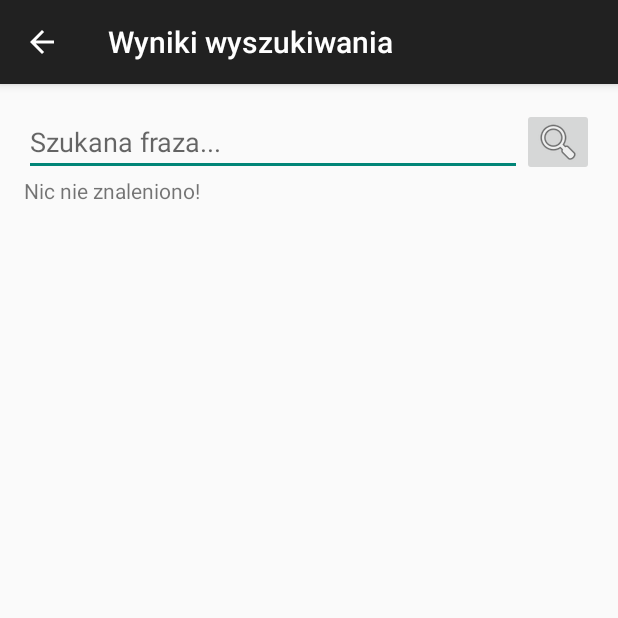
After one commit to Machina123/ShoppingTest, an Android app: the GetProductsByName screen opened directly, with no data from a screen before it, on a phone screen of 412 x 824 dp, the top half of it. The commit adds this screen. Run offline under Robolectric (Android 15) with nearby library versions, the phone set to English and light mode, and no system bars.

Commit message:
Search working

```diff
--- a/app/src/main/java/com/pcinnovations/shoppingtest/AddProduct.java
+++ b/app/src/main/java/com/pcinnovations/shoppingtest/AddProduct.java
@@ -22,6 +22,7 @@ import org.w3c.dom.Text;
 public class AddProduct extends ActionBarActivity implements OnClickListener {
 
     private Button btnInitiateScan;
+    private Button btnFindByName;
     private TextView lastScanned;
     private TextView barcodeApp;
     public String lastCode;
@@ -32,6 +33,7 @@ public class AddProduct extends ActionBarActivity implements OnClickListener {
         setContentView(R.layout.activity_add_product);
         getSupportActionBar().setTitle(R.string.menu_add_product);
         btnInitiateScan = (Button) findViewById(R.id.btnAddProdScanCode);
+        btnFindByName = (Button)findViewById(R.id.btnAddProdEnterName);
         lastScanned = (TextView) findViewById(R.id.textLastScanned);
         barcodeApp = (TextView) findViewById(R.id.txtBarcodeApp);
         if(savedInstanceState != null) {
@@ -40,6 +42,7 @@ public class AddProduct extends ActionBarActivity implements OnClickListener {
         if(lastCode != null) lastScanned.setText(getString(R.string.label_last_product) + " " + lastCode);
         btnInitiateScan.setOnClickListener(this);
         barcodeApp.setOnClickListener(this);
+        btnFindByName.setOnClickListener(this);
     }
 
     @Override
@@ -74,6 +77,9 @@ public class AddProduct extends ActionBarActivity implements OnClickListener {
                             .show();
                 }
                 break;
+            case R.id.btnAddProdEnterName:
+                Intent newWindow = new Intent(AddProduct.this, GetProductsByName.class);
+                startActivity(newWindow);
         }
 
     }
--- /dev/null
+++ b/app/src/main/res/layout/activity_get_products_by_name.xml
@@ -0,0 +1,55 @@
+<RelativeLayout xmlns:android="http://schemas.android.com/apk/res/android"
+    xmlns:tools="http://schemas.android.com/tools" android:layout_width="match_parent"
+    android:layout_height="match_parent" android:paddingLeft="@dimen/activity_horizontal_margin"
+    android:paddingRight="@dimen/activity_horizontal_margin"
+    android:paddingTop="@dimen/activity_vertical_margin"
+    android:paddingBottom="@dimen/activity_vertical_margin"
+    tools:context="com.pcinnovations.shoppingtest.GetProductsByName">
+
+    <LinearLayout
+        android:orientation="vertical"
+        android:layout_width="fill_parent"
+        android:layout_height="fill_parent"
+        android:layout_alignParentTop="true"
+        android:layout_alignParentLeft="true"
+        android:layout_alignParentStart="true">
+
+        <RelativeLayout
+            android:layout_width="fill_parent"
+            android:layout_height="wrap_content">
+
+            <EditText
+                android:layout_width="wrap_content"
+                android:layout_height="wrap_content"
+                android:id="@+id/txtSearch"
+                android:layout_gravity="top|left"
+                android:hint="@string/text_hint_enter_phrase"
+                android:maxLines="1"
+                android:layout_alignParentTop="true"
+                android:layout_alignParentLeft="true"
+                android:layout_alignParentStart="true"
+                android:layout_toLeftOf="@+id/btnSearch" />
+
+            <ImageButton
+                android:layout_width="48dp"
+                android:layout_height="wrap_content"
+                android:id="@+id/btnSearch"
+                android:src="@android:drawable/ic_menu_search"
+                android:layout_alignBottom="@+id/txtSearch"
+                android:layout_alignParentRight="true"
+                android:layout_alignParentEnd="true" />
+        </RelativeLayout>
+
+        <TextView
+            android:layout_width="wrap_content"
+            android:layout_height="wrap_content"
+            android:textAppearance="?android:attr/textAppearanceSmall"
+            android:text="Nic nie znaleniono!"
+            android:id="@+id/txtItems" />
+
+        <ListView
+            android:layout_width="wrap_content"
+            android:layout_height="wrap_content"
+            android:id="@+id/listProds" />
+    </LinearLayout>
+</RelativeLayout>
--- a/app/src/main/res/values/strings.xml
+++ b/app/src/main/res/values/strings.xml
@@ -32,5 +32,8 @@
     <string name="title_activity_find_product_by_code">FindProducyByCodeActivity</string>
     <string name="title_activity_find_producy_by_code">FindProducyByCodeActivity</string>
 
-    <string name="title_scan_results">Wyniki skanowania</string>
+    <string name="title_scan_results">Wyniki wyszukiwania</string>
+    <string name="title_activity_get_products_by_name">GetProductsByName</string>
+    <string name="button_search">Szukaj</string>
+    <string name="text_hint_enter_phrase">Szukana fraza...</string>
 </resources>
```
Also changed, not shown: app/src/main/AndroidManifest.xml (+8 -0 lines), app/src/main/java/com/pcinnovations/shoppingtest/GetProductsByName.java (added, +151 -0 lines), app/src/main/java/com/pcinnovations/shoppingtest/Product.java (added, +30 -0 lines), app/src/main/java/com/pcinnovations/shoppingtest/ProductCategory.java (added, +32 -0 lines), app/src/main/java/com/pcinnovations/shoppingtest/ProductListAdapter.java (added, +48 -0 lines), app/src/main/res/layout/product_item.xml (added, +22 -0 lines).
